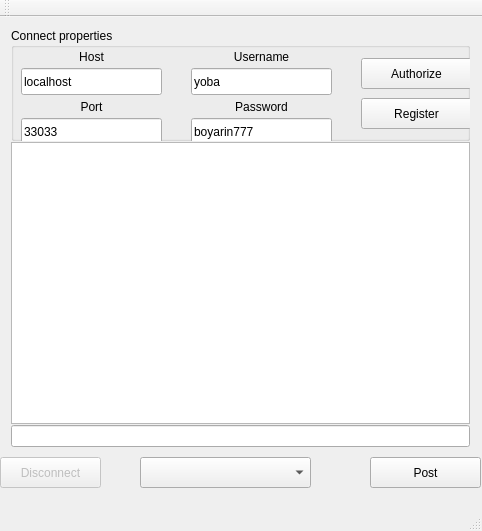
group93492/chat-client, file chatwindow.ui: the form before one commit.
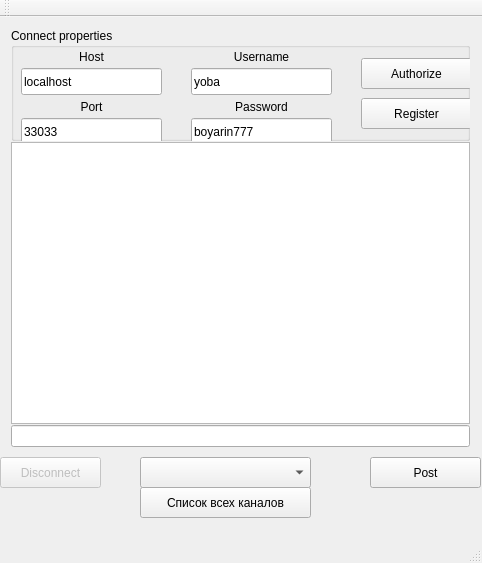
The form after the commit.

The edit to the form file:
```diff
--- a/chatwindow.ui
+++ b/chatwindow.ui
@@ -7,7 +7,7 @@
     <x>0</x>
     <y>0</y>
     <width>482</width>
-    <height>531</height>
+    <height>563</height>
    </rect>
   </property>
   <property name="windowTitle">
@@ -226,6 +226,19 @@
      </rect>
     </property>
    </widget>
+   <widget class="QPushButton" name="pushButton">
+    <property name="geometry">
+     <rect>
+      <x>140</x>
+      <y>470</y>
+      <width>171</width>
+      <height>31</height>
+     </rect>
+    </property>
+    <property name="text">
+     <string>Список всех каналов</string>
+    </property>
+   </widget>
   </widget>
   <widget class="QMenuBar" name="menuBar">
    <property name="geometry">
```
Left out of the diff: 2 changed lines with no effect on the pictures.
